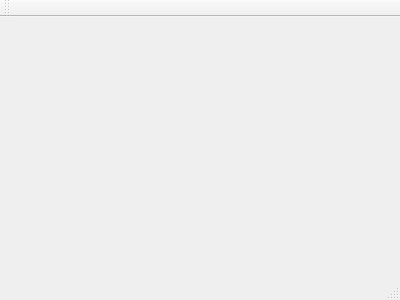
Above: ui/MainWindow.ui from gelldur/Dining_philosophers before the change. Below: the same form after it.
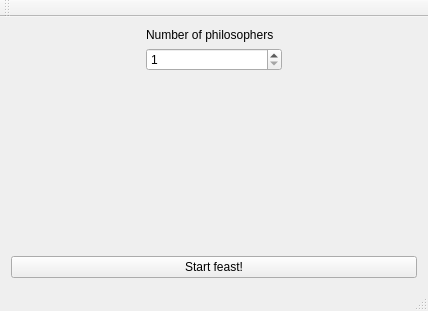
That is the form after the change.

Commit message: Update MainWindow start layout

Patch:
```diff
--- a/ui/MainWindow.ui
+++ b/ui/MainWindow.ui
@@ -1,24 +1,119 @@
 <ui version="4.0">
  <class>MainWindow</class>
- <widget class="QMainWindow" name="MainWindow" >
-  <property name="geometry" >
+ <widget class="QMainWindow" name="MainWindow">
+  <property name="geometry">
    <rect>
     <x>0</x>
     <y>0</y>
-    <width>400</width>
-    <height>300</height>
+    <width>428</width>
+    <height>311</height>
    </rect>
   </property>
   <property name="windowTitle" >
    <string>MainWindow</string>
   </property>
-  <widget class="QMenuBar" name="menuBar" />
-  <widget class="QToolBar" name="mainToolBar" />
-  <widget class="QWidget" name="centralWidget" />
-  <widget class="QStatusBar" name="statusBar" />
+  <widget class="QWidget" name="centralWidget">
+   <layout class="QVBoxLayout" name="verticalLayout_2">
+    <item>
+     <layout class="QHBoxLayout" name="horizontalLayout">
+      <item>
+       <spacer name="horizontalSpacer">
+        <property name="orientation">
+         <enum>Qt::Horizontal</enum>
+        </property>
+        <property name="sizeHint" stdset="0">
+         <size>
+          <width>40</width>
+          <height>20</height>
+         </size>
+        </property>
+       </spacer>
+      </item>
+      <item>
+       <layout class="QVBoxLayout" name="verticalLayout">
+        <item>
+         <widget class="QLabel" name="label">
+          <property name="sizePolicy">
+           <sizepolicy hsizetype="MinimumExpanding" vsizetype="Preferred">
+            <horstretch>0</horstretch>
+            <verstretch>0</verstretch>
+           </sizepolicy>
+          </property>
+          <property name="text">
+           <string>Number of philosophers</string>
+          </property>
+         </widget>
+        </item>
+        <item>
+         <widget class="QSpinBox" name="spinBox">
+          <property name="minimum">
+           <number>1</number>
+          </property>
+          <property name="maximum">
+           <number>20</number>
+          </property>
+         </widget>
+        </item>
+       </layout>
+      </item>
+      <item>
+       <spacer name="horizontalSpacer_2">
+        <property name="orientation">
+         <enum>Qt::Horizontal</enum>
+        </property>
+        <property name="sizeHint" stdset="0">
+         <size>
+          <width>40</width>
+          <height>20</height>
+         </size>
+        </property>
+       </spacer>
+      </item>
+     </layout>
+    </item>
+    <item>
+     <spacer name="verticalSpacer">
+      <property name="orientation">
+       <enum>Qt::Vertical</enum>
+      </property>
+      <property name="sizeHint" stdset="0">
+       <size>
+        <width>20</width>
+        <height>110</height>
+       </size>
+      </property>
+     </spacer>
+    </item>
+    <item>
+     <widget class="QPushButton" name="pushButton">
+      <property name="text">
+       <string>Start feast!</string>
+      </property>
+     </widget>
+    </item>
+   </layout>
+  </widget>
+  <widget class="QMenuBar" name="menuBar">
+   <property name="geometry">
+    <rect>
+     <x>0</x>
+     <y>0</y>
+     <width>428</width>
+     <height>28</height>
+    </rect>
+   </property>
+  </widget>
+  <widget class="QToolBar" name="mainToolBar">
+   <attribute name="toolBarArea">
+    <enum>TopToolBarArea</enum>
+   </attribute>
+   <attribute name="toolBarBreak">
+    <bool>false</bool>
+   </attribute>
+  </widget>
+  <widget class="QStatusBar" name="statusBar"/>
  </widget>
- <layoutDefault spacing="6" margin="11" />
- <pixmapfunction></pixmapfunction>
+ <layoutdefault spacing="6" margin="11"/>
  <resources/>
  <connections/>
 </ui>
```
Left out of the diff: 3 changed lines with no effect on the pictures. The commit also changes 1 other file.
